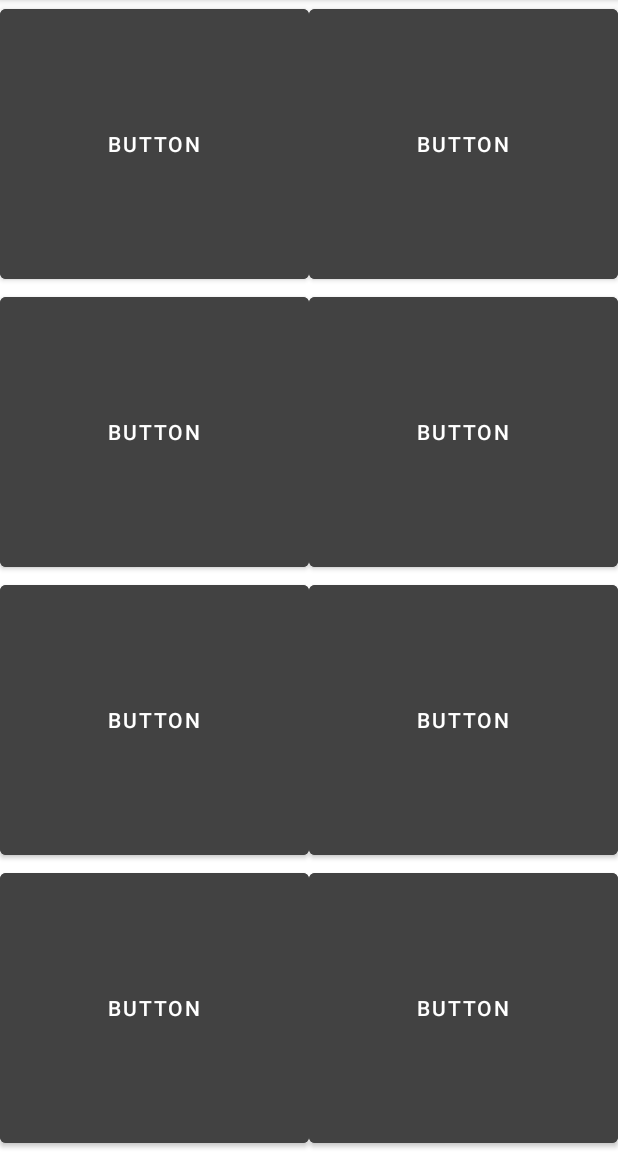
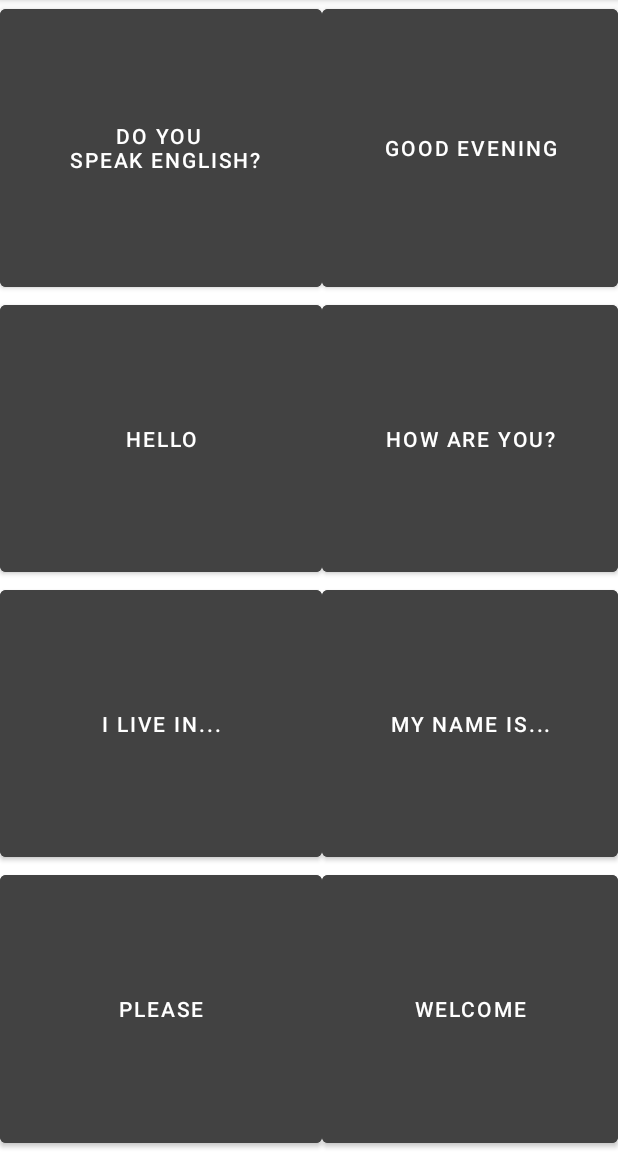
Before and after one commit to prateek-ml/basic_phrases, an Android app: the screen it shows after launch (MainActivity), on a phone screen of 412 x 824 dp, the part 84-1236 px from its top. Run offline under Robolectric (Android 15) with nearby library versions, the phone set to English and light mode, and no system bars.

Commit message:
App completed

```diff
--- a/app/src/main/java/com/example/basicphrases/MainActivity.java
+++ b/app/src/main/java/com/example/basicphrases/MainActivity.java
@@ -2,10 +2,23 @@
 
 import androidx.appcompat.app.AppCompatActivity;
 
+import android.media.MediaPlayer;
 import android.os.Bundle;
+import android.util.Log;
+import android.view.View;
+import android.widget.Button;
 
 public class MainActivity extends AppCompatActivity {
 
+    public void playPhrase(View view){
+        Button buttonPressed = (Button) view;
+
+        Log.i("Info", buttonPressed.getTag().toString());
+
+        MediaPlayer player = MediaPlayer.create(this, getResources().getIdentifier(buttonPressed.getTag().toString(), "raw", getPackageName()));
+
+        player.start();
+    }
     @Override
     protected void onCreate(Bundle savedInstanceState) {
         super.onCreate(savedInstanceState);
--- a/app/src/main/res/layout/activity_main.xml
+++ b/app/src/main/res/layout/activity_main.xml
@@ -4,6 +4,7 @@
     xmlns:tools="http://schemas.android.com/tools"
     android:layout_width="match_parent"
     android:layout_height="match_parent"
+    android:backgroundTint="#F44336"
     tools:context=".MainActivity">
 
     <androidx.gridlayout.widget.GridLayout
@@ -16,67 +17,84 @@
 
         <Button
             android:id="@+id/button"
-            android:text="Button"
             android:backgroundTint="@color/cardview_dark_background"
+            android:onClick="playPhrase"
+            android:tag="doyouspeakenglish"
+            android:text="Do You \n Speak English?"
+            android:textAlignment="center"
+            app:layout_columnWeight="1"
             app:layout_gravity="fill"
-            app:layout_rowWeight="1"
-            app:layout_columnWeight="1"/>
+            app:layout_rowWeight="1" />
 
         <Button
-            android:id="@+id/button"
-            android:text="Button"
+            android:id="@+id/button2"
             android:backgroundTint="@color/cardview_dark_background"
+            android:onClick="playPhrase"
+            android:tag="goodevening"
+            android:text="Good Evening"
+            app:layout_columnWeight="1"
             app:layout_gravity="fill"
-            app:layout_rowWeight="1"
-            app:layout_columnWeight="1"/>
+            app:layout_rowWeight="1" />
 
         <Button
-            android:id="@+id/button"
-            android:text="Button"
+            android:id="@+id/button3"
             android:backgroundTint="@color/cardview_dark_background"
+            android:onClick="playPhrase"
+            android:tag="hello"
+            android:text="Hello"
+            app:layout_columnWeight="1"
             app:layout_gravity="fill"
-            app:layout_rowWeight="1"
-            app:layout_columnWeight="1"/>
+            app:layout_rowWeight="1" />
 
         <Button
-            android:id="@+id/button"
-            android:text="Button"
+            android:id="@+id/button4"
             android:backgroundTint="@color/cardview_dark_background"
+            android:onClick="playPhrase"
+            android:tag="howareyou"
+            android:text="How Are You?"
+            app:layout_columnWeight="1"
             app:layout_gravity="fill"
-            app:layout_rowWeight="1"
-            app:layout_columnWeight="1"/>
+            app:layout_rowWeight="1" />
 
         <Button
-            android:id="@+id/button"
-            android:text="Button"
+            android:id="@+id/button5"
             android:backgroundTint="@color/cardview_dark_background"
+            android:onClick="playPhrase"
+            android:tag="ilivein"
+            android:text="I Live In..."
+            app:layout_columnWeight="1"
             app:layout_gravity="fill"
-            app:layout_rowWeight="1"
-            app:layout_columnWeight="1"/>
+            app:layout_rowWeight="1" />
 
         <Button
-            android:id="@+id/button"
-            android:text="Button"
+            android:id="@+id/button6"
             android:backgroundTint="@color/cardview_dark_background"
+            android:onClick="playPhrase"
+            android:tag="mynameis"
+            android:text="My Name is..."
+            app:layout_columnWeight="1"
             app:layout_gravity="fill"
-            app:layout_rowWeight="1"
-            app:layout_columnWeight="1"/>
+            app:layout_rowWeight="1" />
 
         <Button
-            android:id="@+id/button"
-            android:text="Button"
+            android:id="@+id/button7"
             android:backgroundTint="@color/cardview_dark_background"
+            android:onClick="playPhrase"
+            android:tag="please"
+            android:text="Please"
+            app:layout_columnWeight="1"
             app:layout_gravity="fill"
-            app:layout_rowWeight="1"
-            app:layout_columnWeight="1"/>
+            app:layout_rowWeight="1" />
 
         <Button
             android:id="@+id/button8"
-            android:text="Button"
             android:backgroundTint="@color/cardview_dark_background"
+            android:onClick="playPhrase"
+            android:tag="welcome"
+            android:text="Welcome"
+            app:layout_columnWeight="1"
             app:layout_gravity="fill"
-            app:layout_rowWeight="1"
-            app:layout_columnWeight="1"/>
+            app:layout_rowWeight="1" />
 
     </androidx.gridlayout.widget.GridLayout>
 </androidx.constraintlayout.widget.ConstraintLayout>
```
Also changed, not shown: 8 other files.
